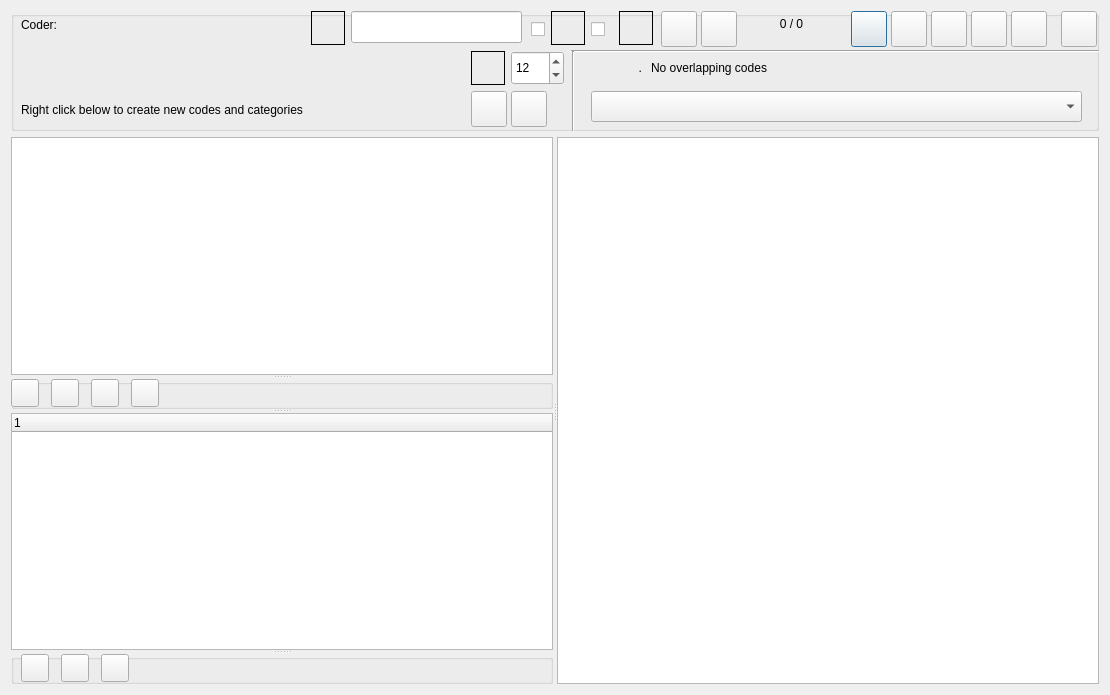
The window that GUI_UIs/ui_dialog_code_text.ui (ccbogel/QualCoder) describes before a commit, drawn with Qt 5.
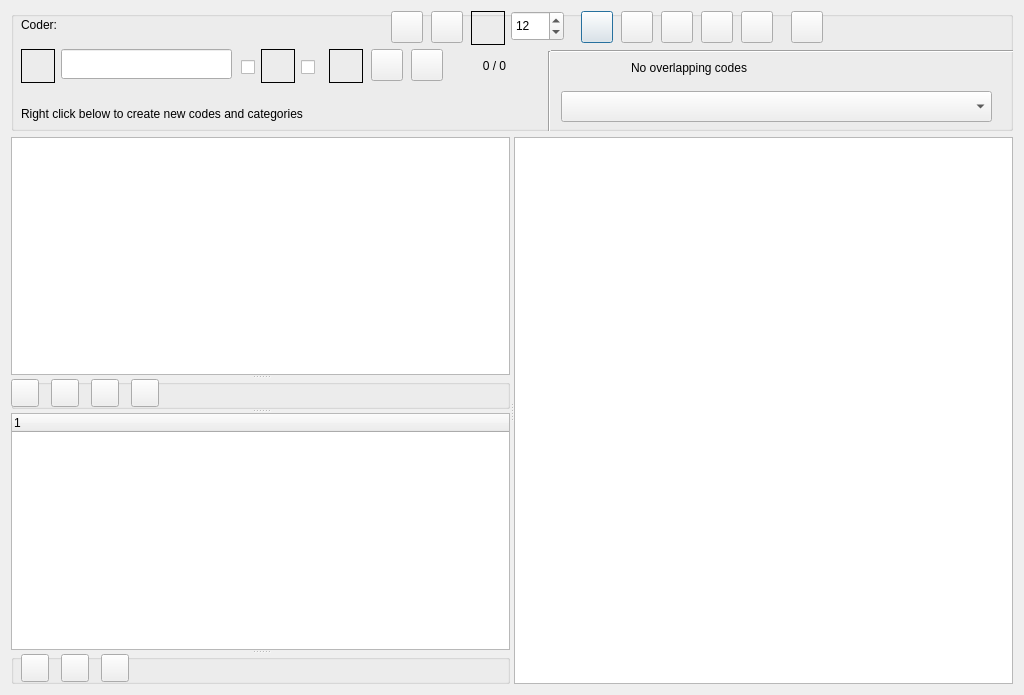
The same window after the commit.

What changed in the file:
```diff
--- a/GUI_UIs/ui_dialog_code_text.ui
+++ b/GUI_UIs/ui_dialog_code_text.ui
@@ -6,7 +6,7 @@
    <rect>
     <x>0</x>
     <y>0</y>
-    <width>1110</width>
+    <width>1024</width>
     <height>695</height>
    </rect>
   </property>
@@ -34,10 +34,10 @@
      <widget class="QPushButton" name="pushButton_auto_code">
       <property name="geometry">
        <rect>
-        <x>840</x>
+        <x>570</x>
         <y>0</y>
-        <width>36</width>
-        <height>36</height>
+        <width>32</width>
+        <height>32</height>
        </rect>
       </property>
       <property name="toolTip">
@@ -64,9 +64,9 @@
       <property name="geometry">
        <rect>
         <x>10</x>
-        <y>80</y>
-        <width>441</width>
-        <height>38</height>
+        <y>87</y>
+        <width>411</width>
+        <height>31</height>
        </rect>
       </property>
       <property name="text">
@@ -79,10 +79,10 @@
      <widget class="QLineEdit" name="lineEdit_search">
       <property name="geometry">
        <rect>
-        <x>340</x>
-        <y>0</y>
+        <x>50</x>
+        <y>38</y>
         <width>171</width>
-        <height>32</height>
+        <height>30</height>
        </rect>
       </property>
       <property name="toolTip">
@@ -92,8 +92,8 @@
      <widget class="QCheckBox" name="checkBox_search_case">
       <property name="geometry">
        <rect>
-        <x>520</x>
-        <y>0</y>
+        <x>230</x>
+        <y>38</y>
         <width>21</width>
         <height>36</height>
        </rect>
@@ -108,8 +108,8 @@
      <widget class="QCheckBox" name="checkBox_search_all_files">
       <property name="geometry">
        <rect>
-        <x>580</x>
-        <y>0</y>
+        <x>290</x>
+        <y>38</y>
         <width>21</width>
         <height>36</height>
        </rect>
@@ -124,8 +124,8 @@
      <widget class="QLabel" name="label_search_totals">
       <property name="geometry">
        <rect>
-        <x>740</x>
-        <y>2</y>
+        <x>443</x>
+        <y>44</y>
         <width>81</width>
         <height>22</height>
        </rect>
@@ -140,7 +140,7 @@
      <widget class="QLabel" name="label_codes_clicked_in_text">
       <property name="geometry">
        <rect>
-        <x>640</x>
+        <x>620</x>
         <y>46</y>
         <width>431</width>
         <height>22</height>
@@ -153,14 +153,14 @@
      <widget class="QLabel" name="label_codes_count">
       <property name="geometry">
        <rect>
-        <x>590</x>
+        <x>570</x>
         <y>46</y>
         <width>41</width>
         <height>22</height>
        </rect>
       </property>
       <property name="text">
-       <string>.</string>
+       <string/>
       </property>
       <property name="alignment">
        <set>Qt::AlignRight|Qt::AlignTrailing|Qt::AlignVCenter</set>
@@ -169,7 +169,7 @@
      <widget class="Line" name="line">
       <property name="geometry">
        <rect>
-        <x>560</x>
+        <x>540</x>
         <y>30</y>
         <width>531</width>
         <height>20</height>
@@ -182,7 +182,7 @@
      <widget class="Line" name="line_2">
       <property name="geometry">
        <rect>
-        <x>554</x>
+        <x>530</x>
         <y>40</y>
         <width>16</width>
         <height>91</height>
@@ -195,9 +195,9 @@
      <widget class="QComboBox" name="comboBox_codes_in_text">
       <property name="geometry">
        <rect>
-        <x>580</x>
+        <x>550</x>
         <y>80</y>
-        <width>491</width>
+        <width>431</width>
         <height>31</height>
        </rect>
       </property>
@@ -205,10 +205,10 @@
      <widget class="QPushButton" name="pushButton_previous">
       <property name="geometry">
        <rect>
-        <x>650</x>
-        <y>0</y>
-        <width>36</width>
-        <height>36</height>
+        <x>360</x>
+        <y>38</y>
+        <width>32</width>
+        <height>32</height>
        </rect>
       </property>
       <property name="toolTip">
@@ -221,10 +221,10 @@
      <widget class="QPushButton" name="pushButton_next">
       <property name="geometry">
        <rect>
-        <x>690</x>
-        <y>0</y>
-        <width>36</width>
-        <height>36</height>
+        <x>400</x>
+        <y>38</y>
+        <width>32</width>
+        <height>32</height>
        </rect>
       </property>
       <property name="toolTip">
@@ -237,8 +237,8 @@
      <widget class="QLabel" name="label_search_all_files">
       <property name="geometry">
        <rect>
-        <x>608</x>
-        <y>0</y>
+        <x>318</x>
+        <y>38</y>
         <width>34</width>
         <height>34</height>
        </rect>
@@ -265,8 +265,8 @@
      <widget class="QLabel" name="label_search_case_sensitive">
       <property name="geometry">
        <rect>
-        <x>540</x>
-        <y>0</y>
+        <x>250</x>
+        <y>38</y>
         <width>34</width>
         <height>34</height>
        </rect>
@@ -293,10 +293,10 @@
      <widget class="QPushButton" name="pushButton_auto_code_frag_this_file">
       <property name="geometry">
        <rect>
-        <x>880</x>
+        <x>610</x>
         <y>0</y>
-        <width>36</width>
-        <height>36</height>
+        <width>32</width>
+        <height>32</height>
        </rect>
       </property>
       <property name="toolTip">
@@ -309,10 +309,10 @@
      <widget class="QPushButton" name="pushButton_auto_code_frag_all_files">
       <property name="geometry">
        <rect>
-        <x>920</x>
+        <x>650</x>
         <y>0</y>
-        <width>36</width>
-        <height>36</height>
+        <width>32</width>
+        <height>32</height>
        </rect>
       </property>
       <property name="toolTip">
@@ -325,10 +325,10 @@
      <widget class="QPushButton" name="pushButton_auto_code_undo">
       <property name="geometry">
        <rect>
-        <x>1000</x>
+        <x>730</x>
         <y>0</y>
-        <width>36</width>
-        <height>36</height>
+        <width>32</width>
+        <height>32</height>
        </rect>
       </property>
       <property name="toolTip">
@@ -341,10 +341,10 @@
      <widget class="QPushButton" name="pushButton_delete_all_codes">
       <property name="geometry">
        <rect>
-        <x>1050</x>
+        <x>780</x>
         <y>0</y>
-        <width>36</width>
-        <height>36</height>
+        <width>32</width>
+        <height>32</height>
        </rect>
       </property>
       <property name="toolTip">
@@ -357,10 +357,10 @@
      <widget class="QPushButton" name="pushButton_annotate">
       <property name="geometry">
        <rect>
-        <x>460</x>
-        <y>80</y>
-        <width>36</width>
-        <height>36</height>
+        <x>380</x>
+        <y>0</y>
+        <width>32</width>
+        <height>32</height>
        </rect>
       </property>
       <property name="toolTip">
@@ -373,10 +373,10 @@
      <widget class="QPushButton" name="pushButton_coding_memo">
       <property name="geometry">
        <rect>
-        <x>500</x>
-        <y>80</y>
-        <width>36</width>
-        <height>36</height>
+        <x>420</x>
+        <y>0</y>
+        <width>32</width>
+        <height>32</height>
        </rect>
       </property>
       <property name="toolTip">
@@ -390,7 +390,7 @@
       <property name="geometry">
        <rect>
         <x>460</x>
-        <y>40</y>
+        <y>0</y>
         <width>34</width>
         <height>34</height>
        </rect>
@@ -418,9 +418,9 @@
       <property name="geometry">
        <rect>
         <x>500</x>
-        <y>40</y>
+        <y>0</y>
         <width>53</width>
-        <height>34</height>
+        <height>30</height>
        </rect>
       </property>
       <property name="toolTip">
@@ -439,8 +439,8 @@
      <widget class="QLabel" name="label_search_regex">
       <property name="geometry">
        <rect>
-        <x>300</x>
-        <y>0</y>
+        <x>10</x>
+        <y>38</y>
         <width>34</width>
         <height>34</height>
        </rect>
@@ -467,10 +467,10 @@
      <widget class="QPushButton" name="pushButton_auto_code_surround">
       <property name="geometry">
        <rect>
-        <x>960</x>
+        <x>690</x>
         <y>0</y>
-        <width>36</width>
-        <height>36</height>
+        <width>32</width>
+        <height>32</height>
        </rect>
       </property>
       <property name="toolTip">
```
